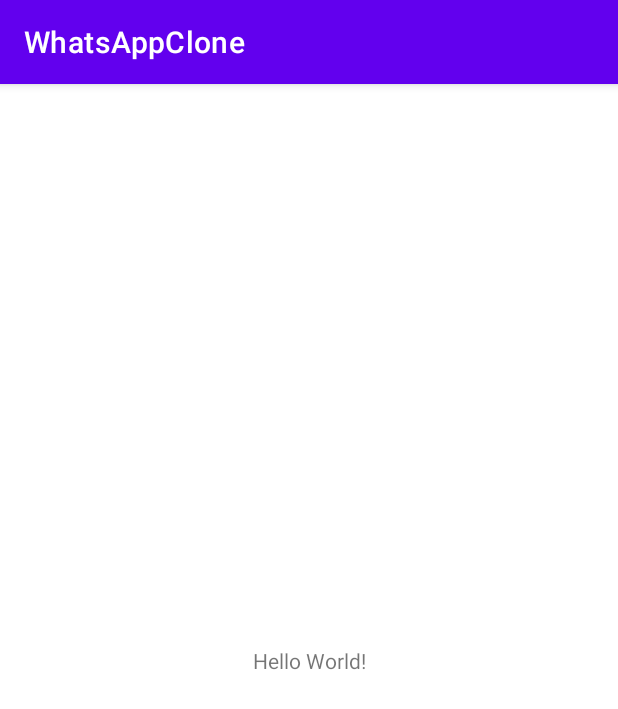
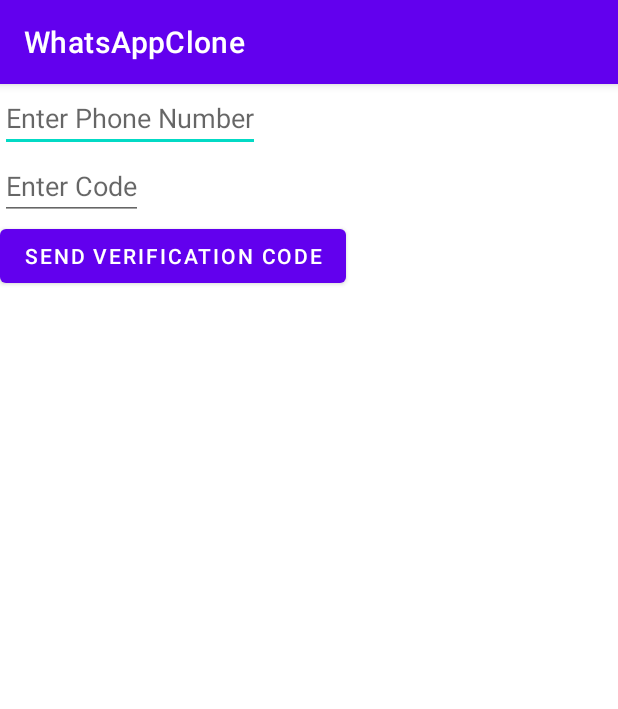
Before and after one commit to javierjuanJJ/WhatsAppClone, an Android app: the screen it shows after launch (MainActivity), on a phone screen of 412 x 824 dp. Shown: the top 709 px of the screen. Run offline under Robolectric (Android 15) with nearby library versions, the phone set to English and light mode, and no system bars; our stand-ins replace Firebase (no records; nobody signed in at launch, a user with empty details on screens opened directly).

Commit message:
Commit 2: Phone Number Authentication

```diff
--- a/app/build.gradle
+++ b/app/build.gradle
@@ -1,5 +1,6 @@
 plugins {
     id 'com.android.application'
+    id 'com.google.gms.google-services'
 }
 
 android {
@@ -33,6 +34,7 @@ dependencies {
     implementation 'androidx.appcompat:appcompat:1.4.1'
     implementation 'com.google.android.material:material:1.5.0'
     implementation 'androidx.constraintlayout:constraintlayout:2.1.3'
+    implementation 'com.google.firebase:firebase-auth:20.0.4'
     testImplementation 'junit:junit:4.13.2'
     androidTestImplementation 'androidx.test.ext:junit:1.1.3'
     androidTestImplementation 'androidx.test.espresso:espresso-core:3.4.0'
--- a/app/src/main/java/whatsappclone/proyecto_javier_juan_uceda/whatsappclone/MainActivity.java
+++ b/app/src/main/java/whatsappclone/proyecto_javier_juan_uceda/whatsappclone/MainActivity.java
@@ -1,14 +1,123 @@
 package whatsappclone.proyecto_javier_juan_uceda.whatsappclone;
 
+import android.content.Intent;
 import android.os.Bundle;
+import android.view.View;
+import android.widget.Button;
+import android.widget.EditText;
 
+import androidx.annotation.NonNull;
 import androidx.appcompat.app.AppCompatActivity;
 
-public class MainActivity extends AppCompatActivity {
+import com.google.android.gms.tasks.OnCompleteListener;
+import com.google.android.gms.tasks.Task;
+import com.google.firebase.FirebaseApp;
+import com.google.firebase.FirebaseException;
+import com.google.firebase.auth.AuthResult;
+import com.google.firebase.auth.FirebaseAuth;
+import com.google.firebase.auth.FirebaseUser;
+import com.google.firebase.auth.PhoneAuthCredential;
+import com.google.firebase.auth.PhoneAuthProvider;
+
+import java.util.concurrent.TimeUnit;
+
+public class MainActivity extends AppCompatActivity implements View.OnClickListener {
+
+    private EditText phoneNumber, code;
+    private Button send;
+    private PhoneAuthProvider.OnVerificationStateChangedCallbacks mCallbacks;
+    private String mVerificationId;
 
     @Override
     protected void onCreate(Bundle savedInstanceState) {
         super.onCreate(savedInstanceState);
         setContentView(R.layout.activity_main);
+
+        setUI();
+
+    }
+
+    private void setUI() {
+
+        FirebaseApp.initializeApp(this);
+
+        usersInLoggedIn();
+
+        phoneNumber = findViewById(R.id.phoneNumber);
+        code = findViewById(R.id.code);
+        send = findViewById(R.id.send);
+
+        send.setOnClickListener(this);
+
+        mCallbacks = new PhoneAuthProvider.OnVerificationStateChangedCallbacks() {
+            @Override
+            public void onVerificationCompleted(@NonNull PhoneAuthCredential phoneAuthCredential) {
+                signInWithPhoneCredential(phoneAuthCredential);
+            }
+
+            @Override
+            public void onVerificationFailed(@NonNull FirebaseException e) {
+
+            }
+
+            @Override
+            public void onCodeSent(@NonNull String verificationId, @NonNull PhoneAuthProvider.ForceResendingToken forceResendingToken) {
+                super.onCodeSent(verificationId, forceResendingToken);
+                mVerificationId = verificationId;
+                code.setText(getString(R.string.btnVerifyNumber));
+
+
+            }
+        };
+
+    }
+
+    private void verifyPhoneNumberWithCode() {
+        PhoneAuthCredential credential = PhoneAuthProvider.getCredential(mVerificationId, code.getText().toString());
+        signInWithPhoneCredential(credential);
+    }
+
+    private void signInWithPhoneCredential(PhoneAuthCredential phoneAuthCredential) {
+        FirebaseAuth.getInstance().signInWithCredential(phoneAuthCredential).addOnCompleteListener(this, new OnCompleteListener<AuthResult>() {
+            @Override
+            public void onComplete(@NonNull Task<AuthResult> task) {
+                if (task.isSuccessful()) {
+                    usersInLoggedIn();
+                }
+            }
+        });
+    }
+
+    private void usersInLoggedIn() {
+        FirebaseUser user = FirebaseAuth.getInstance().getCurrentUser();
+        if (user != null) {
+            startActivity(new Intent(this, MainPageActivity.class));
+            finish();
+        }
+
+    }
+
+    @Override
+    public void onClick(View view) {
+        switch (view.getId()) {
+            case R.id.send:
+                if (mVerificationId != null) {
+                    verifyPhoneNumberWithCode();
+                } else {
+                    startPhoneNumberVerification();
+                }
+
+                break;
+        }
+    }
+
+    private void startPhoneNumberVerification() {
+        PhoneAuthProvider.getInstance().verifyPhoneNumber(
+                phoneNumber.getText().toString(),
+                60,
+                TimeUnit.SECONDS,
+                this,
+                mCallbacks
+        );
     }
 }
--- a/app/src/main/res/layout/activity_main.xml
+++ b/app/src/main/res/layout/activity_main.xml
@@ -1,18 +1,27 @@
 <?xml version="1.0" encoding="utf-8"?>
-<androidx.constraintlayout.widget.ConstraintLayout xmlns:android="http://schemas.android.com/apk/res/android"
-    xmlns:app="http://schemas.android.com/apk/res-auto"
+<LinearLayout xmlns:android="http://schemas.android.com/apk/res/android"
     xmlns:tools="http://schemas.android.com/tools"
     android:layout_width="match_parent"
     android:layout_height="match_parent"
-    tools:context=".MainActivity">
+    tools:context=".MainActivity"
+    android:orientation="vertical">
 
-    <TextView
+    <EditText
         android:layout_width="wrap_content"
         android:layout_height="wrap_content"
-        android:text="Hello World!"
-        app:layout_constraintBottom_toBottomOf="parent"
-        app:layout_constraintEnd_toEndOf="parent"
-        app:layout_constraintStart_toStartOf="parent"
-        app:layout_constraintTop_toTopOf="parent" />
+        android:hint="@string/etPhoneNumber"
+        android:id="@+id/phoneNumber" />
 
-</androidx.constraintlayout.widget.ConstraintLayout>
+    <EditText
+        android:layout_width="wrap_content"
+        android:layout_height="wrap_content"
+        android:hint="@string/etCode"
+        android:id="@+id/code" />
+
+    <Button
+        android:layout_width="wrap_content"
+        android:layout_height="wrap_content"
+        android:text="@string/btnVerificationCode"
+        android:id="@+id/send" />
+
+</LinearLayout>
--- a/app/src/main/res/values/strings.xml
+++ b/app/src/main/res/values/strings.xml
@@ -1,3 +1,8 @@
 <resources>
     <string name="app_name">WhatsAppClone</string>
+    <string name="etPhoneNumber">Enter Phone Number</string>
+    <string name="etCode">Enter Code</string>
+    <string name="btnVerificationCode">Send Verification code</string>
+    <string name="btnLogout">logout</string>
+    <string name="btnVerifyNumber">Verify number</string>
 </resources>
--- a/build.gradle
+++ b/build.gradle
@@ -1,4 +1,8 @@
-// Top-level build file where you can add configuration options common to all sub-projects/modules.
+buildscript {
+    dependencies {
+        classpath 'com.google.gms:google-services:4.3.5'
+    }
+}// Top-level build file where you can add configuration options common to all sub-projects/modules.
 plugins {
     id 'com.android.application' version '7.3.0' apply false
     id 'com.android.library' version '7.3.0' apply false
```
Also changed, not shown: app/src/main/AndroidManifest.xml (+7 -0 lines), app/src/main/java/whatsappclone/proyecto_javier_juan_uceda/whatsappclone/MainPageActivity.java (added, +42 -0 lines), app/src/main/res/layout/activity_main_page.xml (added, +19 -0 lines), 1 other file.
